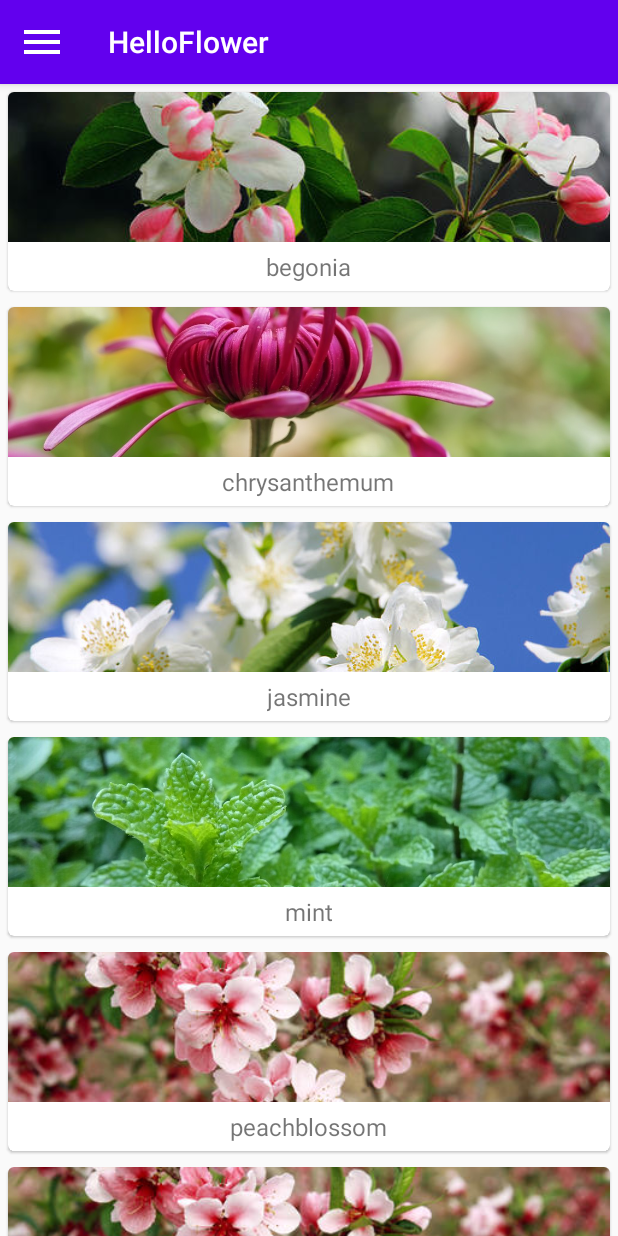
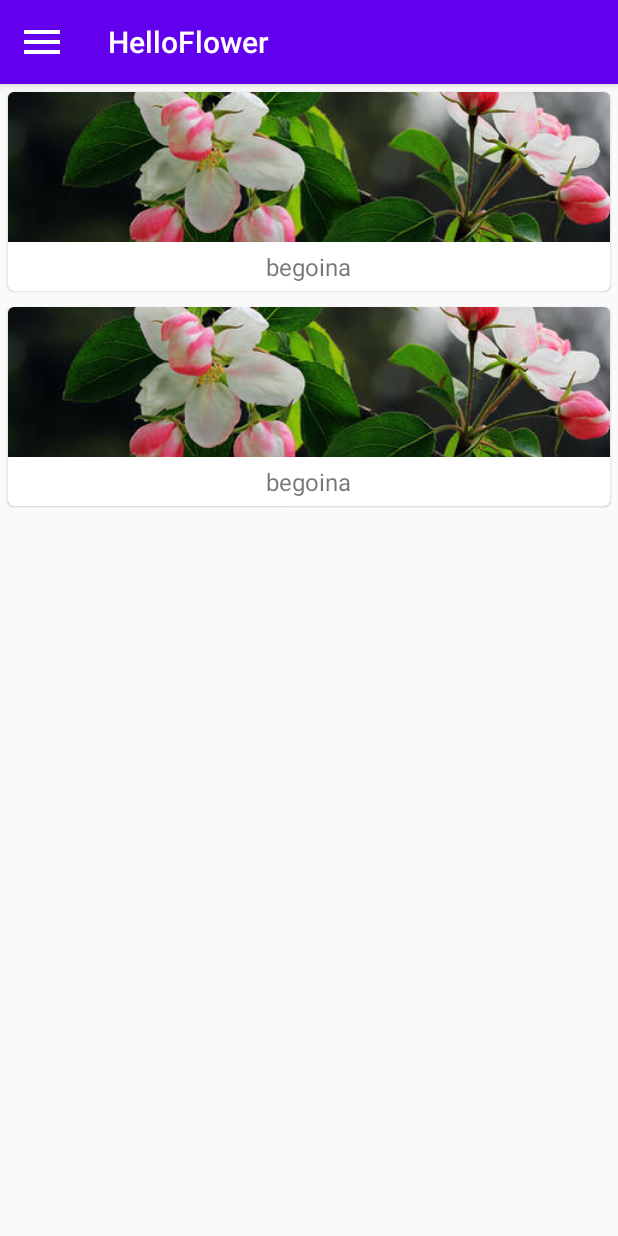
Before and after one commit to c01dkit/HelloFlower, an Android app: the screen it shows after launch (MainActivity), on a phone screen of 412 x 824 dp. Run offline under Robolectric (Android 15) with nearby library versions, the phone set to English and light mode, and no system bars; libraries missing offline, so code that uses them is left out: org.eclipse.paho; pictures from the network do not load; 6 statements that could not run were skipped.

Commit message:
数据库配置完成

```diff
--- a/app/src/main/java/com/example/helloflower_kotlin/AliMqtt.kt
+++ b/app/src/main/java/com/example/helloflower_kotlin/AliMqtt.kt
@@ -16,9 +16,6 @@ class AliMqtt(PRODUCTKEY:String, DEVICENAME:String, DEVICESECRET:String, applica
 
     /* 自动Topic, 用于上报消息 */
     private val PUB_TOPIC = "/$PRODUCTKEY/$DEVICENAME/user/update"
-
-    /* 自动Topic, 用于接受消息 */
-    private val SUB_TOPIC = "/$PRODUCTKEY/$DEVICENAME/user/get"
 
     /* 阿里云Mqtt服务器域名 */
     val host = "tcp://$PRODUCTKEY.iot-as-mqtt.cn-shanghai.aliyuncs.com:1883"
@@ -174,7 +171,6 @@ class AliMqtt(PRODUCTKEY:String, DEVICENAME:String, DEVICESECRET:String, applica
             mqttAndroidClient!!.connect(mqttConnectOptions, null, object : IMqttActionListener {
                 override fun onSuccess(asyncActionToken: IMqttToken) {
                     Log.i(mqttTAG, "connect succeed")
-                    subscribeTopic(SUB_TOPIC)
                 }
                 override fun onFailure(
                     asyncActionToken: IMqttToken,
--- a/app/src/main/java/com/example/helloflower_kotlin/FlowerAdapter.kt
+++ b/app/src/main/java/com/example/helloflower_kotlin/FlowerAdapter.kt
@@ -2,6 +2,7 @@ package com.example.helloflower_kotlin
 
 import android.content.Context
 import android.content.Intent
+import android.util.Log
 import android.view.LayoutInflater
 import android.view.View
 import android.view.ViewGroup
@@ -12,7 +13,7 @@ import com.bumptech.glide.Glide
 
 class FlowerAdapter(val context: Context, val flowerList: List<FlowerData>):
         RecyclerView.Adapter<FlowerAdapter.ViewHolder>(){
-
+    private val TAG = "FlowerAdapter: "
     inner class ViewHolder(view: View): RecyclerView.ViewHolder(view){
         val flowerImage: ImageView = view.findViewById(R.id.flowerImage)
         val flowerName: TextView = view.findViewById(R.id.flowerName)
@@ -24,6 +25,7 @@ class FlowerAdapter(val context: Context, val flowerList: List<FlowerData>):
         holder.itemView.setOnClickListener {
             val position = holder.adapterPosition
             val flower = flowerList[position]
+            Log.i(TAG, "onCreateViewHolder: $position")
             val intent = Intent(context, FlowerActivity::class.java).apply {
                 putExtra(FlowerActivity.FLOWER_NAME, flower.name)
                 putExtra(FlowerActivity.FLOWER_IMAGE_ID,flower.imageId)
--- a/app/src/main/java/com/example/helloflower_kotlin/FlowerData.kt
+++ b/app/src/main/java/com/example/helloflower_kotlin/FlowerData.kt
@@ -1,3 +1,4 @@
 package com.example.helloflower_kotlin
 
-class FlowerData (val name: String, val imageId: Int)
+class FlowerData (val name: String, val imageId: Int,
+                  val ProductKey:String, val DeviceName:String, val DeviceSecret: String)
--- a/app/src/main/java/com/example/helloflower_kotlin/MainActivity.kt
+++ b/app/src/main/java/com/example/helloflower_kotlin/MainActivity.kt
@@ -2,28 +2,20 @@ package com.example.helloflower_kotlin
 
 import android.content.Intent
 import android.os.Bundle
-import android.util.Log
 import android.view.MenuItem
 import androidx.appcompat.app.AppCompatActivity
 import androidx.core.view.GravityCompat
-import androidx.fragment.app.FragmentActivity
+import androidx.lifecycle.ViewModelProviders
 import androidx.recyclerview.widget.GridLayoutManager
 import kotlinx.android.synthetic.main.main_activity.*
-import org.eclipse.paho.android.service.MqttAndroidClient
-import org.eclipse.paho.client.mqttv3.*
-import java.math.BigInteger
-import javax.crypto.Mac
-import javax.crypto.spec.SecretKeySpec
 import kotlin.concurrent.thread
 
 
 class MainActivity : AppCompatActivity() {
+    lateinit var viewModel: MainViewModel
 
-    private val flowers = mutableListOf(FlowerData("begonia",R.drawable.begonia),
-        FlowerData("rose",R.drawable.rose), FlowerData("chrysanthemum",R.drawable.chrysanthemum),
-        FlowerData("jasmine",R.drawable.jasmine), FlowerData("lily",R.drawable.lily),
-        FlowerData("peachblossom",R.drawable.peachblossom), FlowerData("pearblossom",R.drawable.pearblossom),
-        FlowerData("mint",R.drawable.mint))
+    private val flowers = mutableListOf(FlowerData("begoina",R.drawable.begonia,
+"a15XdWHFUT3","DHT11","1a14ff4242681201bf79637752514107"))
 
     private val flowerList = ArrayList<FlowerData>()
 
@@ -31,6 +23,8 @@ class MainActivity : AppCompatActivity() {
     override fun onCreate(savedInstanceState: Bundle?) {
         super.onCreate(savedInstanceState)
         setContentView(R.layout.main_activity)
+        viewModel = ViewModelProviders.of(this).get(MainViewModel::class.java)
+
         setSupportActionBar(toolbar)
         supportActionBar?.let {
             it.setDisplayHomeAsUpEnabled(true)
@@ -71,10 +65,8 @@ class MainActivity : AppCompatActivity() {
 
     private fun initFlowers(){
         flowerList.clear()
-        repeat(40) {
-            val index = (0 until flowers.size).random()
-            flowerList.add(flowers[index])
-        }
+        flowerList.addAll(flowers)
+        flowerList.addAll(flowers)
     }
 
     private fun refreshFlowers(adapter: FlowerAdapter) {
--- /dev/null
+++ b/app/src/main/java/com/example/helloflower_kotlin/MainViewModel.kt
@@ -0,0 +1,6 @@
+package com.example.helloflower_kotlin
+
+import androidx.lifecycle.ViewModel
+
+class MainViewModel : ViewModel(){
+}
```
Also changed, not shown: app/build.gradle (+7 -1 lines), app/src/main/java/com/example/helloflower_kotlin/AppDatabase.kt (added, +23 -0 lines), app/src/main/java/com/example/helloflower_kotlin/Device.kt (added, +12 -0 lines), app/src/main/java/com/example/helloflower_kotlin/DeviceDao.kt (added, +23 -0 lines), 1 other file.
